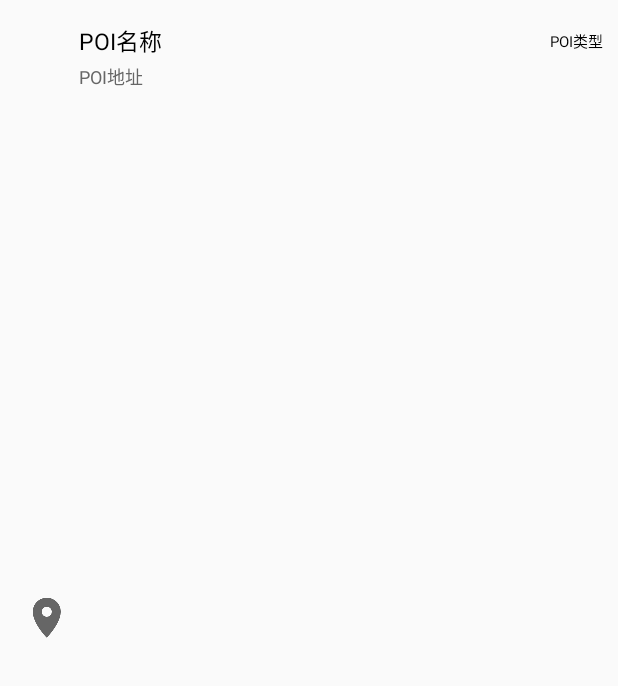
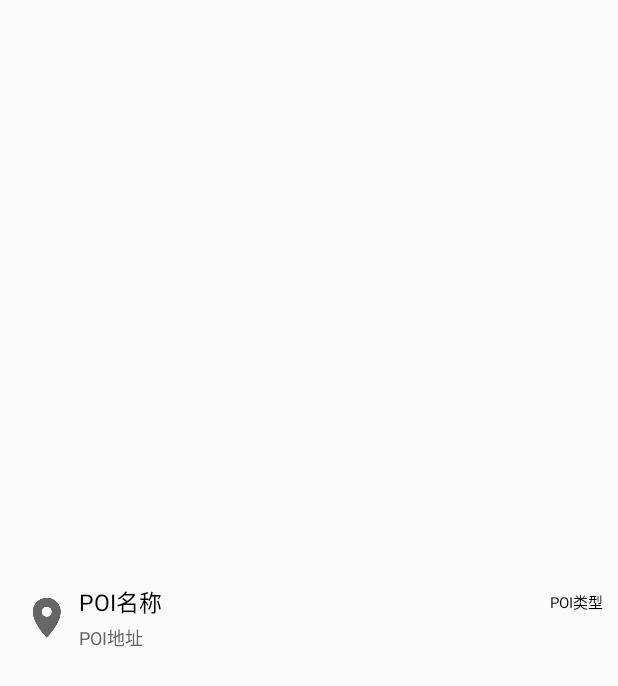
Before and after one commit to hbk671104/FareComparator-Android, an Android app: the layout poi_item.xml on its own in the app's theme, with its tools: preview values and no code run, on a phone screen of 412 x 824 dp. Shown: the top 686 px of the screen. Run offline under Robolectric (Android 15) with nearby library versions, the phone set to English and light mode, and no system bars.

Commit message:
perfect item layout

```diff
--- a/app/src/main/res/layout/poi_item.xml
+++ b/app/src/main/res/layout/poi_item.xml
@@ -16,6 +16,15 @@
         android:layout_marginStart="@dimen/activity_horizontal_margin"
         android:id="@+id/location_marker_image_view" />
 
+    <RelativeLayout
+        android:layout_width="wrap_content"
+        android:layout_height="wrap_content"
+        android:layout_alignParentEnd="true"
+        android:layout_centerVertical="true"
+        android:layout_marginEnd="10dp"
+        android:layout_marginStart="5dp"
+        android:layout_toEndOf="@id/location_marker_image_view">
+
         <TextView
             android:text="@string/poi_title"
             android:textColor="@color/colorAccent"
@@ -23,12 +32,10 @@
             android:gravity="center_vertical|start"
             android:maxLines="1"
             android:ellipsize="end"
-        android:layout_marginTop="@dimen/activity_vertical_margin"
-        android:layout_marginStart="5dp"
             android:layout_width="wrap_content"
             android:layout_height="wrap_content"
             android:layout_alignParentTop="true"
-        android:layout_toEndOf="@+id/location_marker_image_view"
+            android:layout_alignParentStart="true"
             android:layout_toStartOf="@+id/poi_type_text_view"
             android:id="@+id/poi_title_text_view" />
 
@@ -42,7 +49,6 @@
             android:layout_alignTop="@+id/poi_title_text_view"
             android:layout_alignBottom="@+id/poi_title_text_view"
             android:layout_alignParentEnd="true"
-        android:layout_marginEnd="10dp"
             android:layout_marginStart="5dp"
             android:id="@+id/poi_type_text_view" />
 
@@ -51,7 +57,6 @@
             android:layout_width="wrap_content"
             android:layout_height="wrap_content"
             android:layout_alignStart="@+id/poi_title_text_view"
-        android:layout_marginEnd="10dp"
             android:layout_marginTop="3dp"
             android:layout_below="@id/poi_title_text_view"
             android:textSize="12sp"
@@ -61,3 +66,5 @@
             android:id="@+id/poi_address_text_view" />
 
     </RelativeLayout>
+
+</RelativeLayout>
```
Lines whose indentation alone changed are shown as unchanged.
